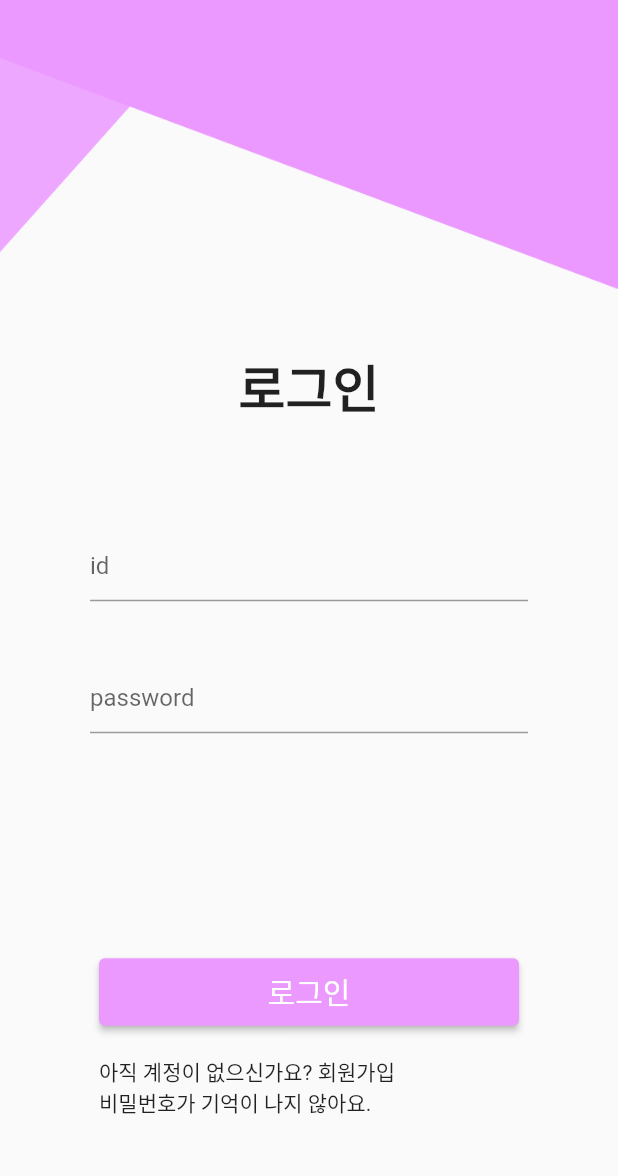
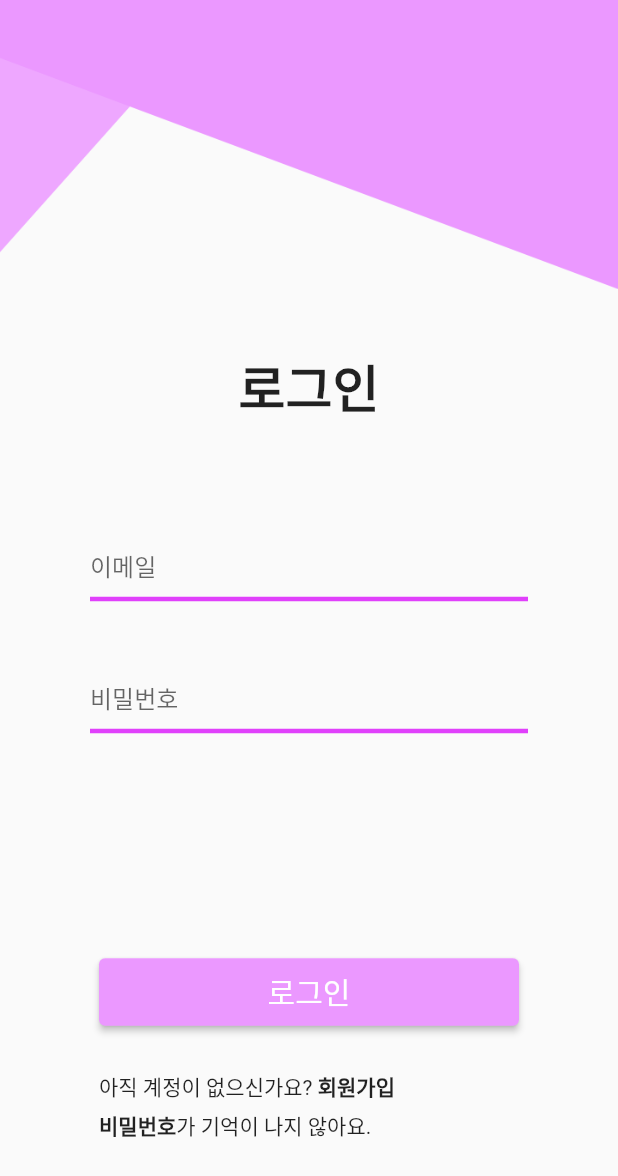
Before and after one commit to todo-jeweler/app-garnet, a Flutter app: the screen it shows after launch, on a phone screen of 412 x 824 dp. Shown: the top 1176 px of the screen. Run offline on Flutter 3.47's test engine with Material 2 defaults, Android fonts, the phone set to English and light mode, and no system bars.

Commit message:
show login page

```diff
--- a/lib/main.dart
+++ b/lib/main.dart
@@ -15,7 +15,7 @@ class MyApp extends StatelessWidget {
         primaryColor: Color(0xffEB98FF),
         primarySwatch: Colors.purple,
       ),
-      home: Hello(),
+      home: Login(),
     );
   }
 }
--- a/lib/ui/view/login.dart
+++ b/lib/ui/view/login.dart
@@ -23,14 +23,30 @@ class Login extends StatelessWidget {
           Container(
             padding: const EdgeInsets.symmetric(horizontal: 60),
             child: TextField(
-              decoration: InputDecoration(hintText: 'id'),
+              decoration: InputDecoration(
+                hintText: '이메일',
+                enabledBorder: UnderlineInputBorder(
+                  borderSide: BorderSide(color: Colors.purpleAccent, width: 3),
+                ),
+                focusedBorder: UnderlineInputBorder(
+                  borderSide: BorderSide(color: Colors.purple, width: 3),
+                ),
+              ),
             ),
           ),
           SizedBox(height: 40),
           Container(
             padding: const EdgeInsets.symmetric(horizontal: 60),
             child: TextField(
-              decoration: InputDecoration(hintText: 'password'),
+              decoration: InputDecoration(
+                hintText: '비밀번호',
+                enabledBorder: UnderlineInputBorder(
+                  borderSide: BorderSide(color: Colors.purpleAccent, width: 3),
+                ),
+                focusedBorder: UnderlineInputBorder(
+                  borderSide: BorderSide(color: Colors.purple, width: 3),
+                ),
+              ),
             ),
           ),
           SizedBox(height: 150),
@@ -48,15 +64,26 @@ class Login extends StatelessWidget {
               ),
             ),
           ),
-          SizedBox(height: 20),
+          SizedBox(height: 30),
           Container(
             width: 280,
             child: Column(
               mainAxisAlignment: MainAxisAlignment.start,
               crossAxisAlignment: CrossAxisAlignment.start,
               children: [
-                Text('아직 계정이 없으신가요? 회원가입'),
-                Text('비밀번호가 기억이 나지 않아요.'),
+                Row(
+                  children: [
+                    Text('아직 계정이 없으신가요? '),
+                    Text('회원가입', style: TextStyle(fontWeight: FontWeight.bold))
+                  ],
+                ),
+                SizedBox(height: 5),
+                Row(
+                  children: [
+                    Text('비밀번호', style: TextStyle(fontWeight: FontWeight.bold)),
+                    Text('가 기억이 나지 않아요.')
+                  ],
+                ),
               ],
             ),
           ),
```
